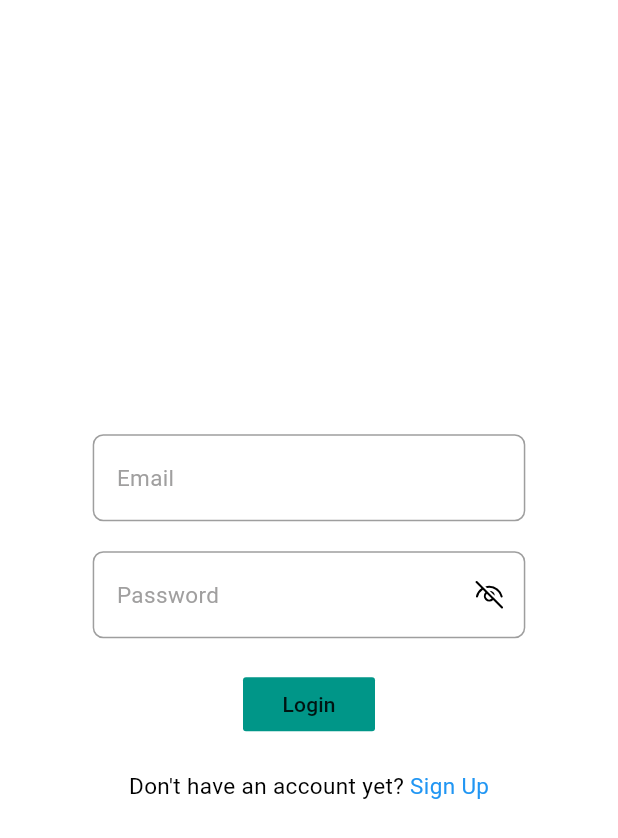
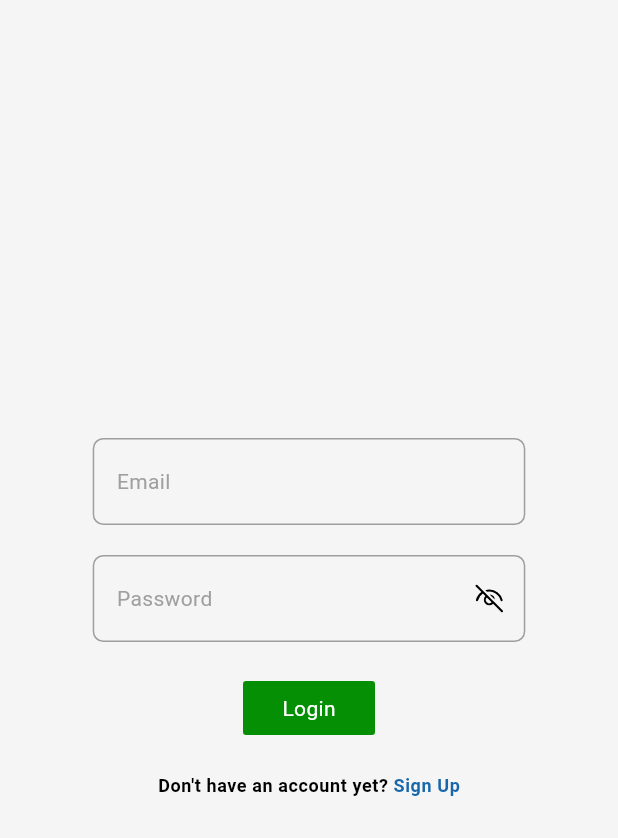
Before and after one commit to H-Munene/Wajibika_Mobile, a Flutter app: the screen it shows after launch, on a phone screen of 412 x 824 dp. Shown: the top 838 px of the screen. Run offline on Flutter 3.47's test engine with Material 3 defaults, Android fonts, the phone set to English and light mode, and no system bars; our stand-ins replace bloc, cherry_toast, fluentui_system_icons, flutter_bloc, font_awesome_flutter, fpdart and 4 more; accounts and stored records are empty; project files that could hold a hidden picture were left out.

Commit message:
update: theme

```diff
--- a/lib/core/colors.dart
+++ b/lib/core/colors.dart
@@ -1,14 +1,16 @@
 import 'package:flutter/material.dart';
 
 class AppColors {
-  static const Color primaryColor = Colors.teal;
+  // static const Color primaryColor = Colors.teal
+  static const Color primaryColor = Color.fromARGB(255, 5, 143, 5);
   static Color errorColor = const Color.fromARGB(255, 220, 33, 42);
   static Color borderColor = Colors.grey;
   static Color selectedItemColor = Colors.black;
   static Color unselectedItemColor = Colors.grey;
   static Color labelColor = const Color.fromARGB(255, 160, 159, 159);
   static Color defaultIconColor = Colors.black;
-  static Color richTextHighlight = Colors.blue;
-  static Color buttonBackgroundColor = Colors.teal;
+  static Color richTextHighlight = const Color.fromARGB(255, 23, 103, 170);
+  static Color buttonBackgroundColor = AppColors.primaryColor;
   static Color hightlightColor = const Color(0xFF97E5D7);
+  static Color scaffoldBackgroundColor = const Color(0xFFF5F5F5);
 }
--- a/lib/core/theme.dart
+++ b/lib/core/theme.dart
@@ -5,31 +5,37 @@ import 'core.dart';
 class AppTheme {
   //light theme
   static ThemeData lightTheme() => ThemeData(
-    iconTheme: IconThemeData(size: AppDimensions.iconSize),
+    iconTheme: const IconThemeData(size: AppDimensions.iconSize),
     colorScheme: ColorScheme.fromSeed(seedColor: AppColors.primaryColor),
     // splashFactory: NoSplash.splashFactory,
     // splashColor: GuardianAppColors.primaryColor,
-    primaryTextTheme: AppTheme.lightTextTheme(),
-    scaffoldBackgroundColor: Colors.white,
-    bottomNavigationBarTheme: _bottomNavigationBarTheme(),
+    scaffoldBackgroundColor: AppColors.scaffoldBackgroundColor,
 
+    // bottomNavigationBarTheme: _bottomNavigationBarTheme(),
+    textTheme: lightTextTheme(),
     // badgeTheme: BadgeThemeData(
     //   textStyle: lightTextTheme.bodySmall?.copyWith(
     //     fontWeight: FontWeight.bold,
     //   ),
     //   backgroundColor: Colors.red,
     // ),
-    // textTheme: AppTheme.lightTextTheme(),
+    bottomNavigationBarTheme: _bottomNavigationBarTheme(),
     navigationBarTheme: _navigationBarThemeData(),
     brightness: Brightness.light,
     primaryColor: AppColors.primaryColor,
+    useMaterial3: true,
     appBarTheme: const AppBarTheme(
       backgroundColor: AppColors.primaryColor,
       foregroundColor: Colors.white,
     ),
+    bottomAppBarTheme: const BottomAppBarTheme(
+      shadowColor: Colors.black,
+      elevation: 1,
+      color: Colors.white,
+      shape: CircularNotchedRectangle(),
+    ),
     floatingActionButtonTheme: _floatingActionButtonThemeData(),
     tabBarTheme: _tabBarThemeData(),
-    textTheme: lightTextTheme(),
   );
 
   // TODO(H-Munene): dark theme configuration, https://github.com/H-Munene/bloc_CleanArch/issues/2
@@ -55,8 +61,9 @@ class AppTheme {
   //   tabBarTheme: _tabBarThemeData(),
   // );
   static NavigationBarThemeData _navigationBarThemeData() {
-    return NavigationBarThemeData(
-      backgroundColor: Colors.white
+    return const NavigationBarThemeData(
+      elevation: 5,
+      backgroundColor: Colors.white,
     );
   }
 
@@ -72,7 +79,7 @@ class AppTheme {
   // bottomNavigation bar theme
   static BottomNavigationBarThemeData _bottomNavigationBarTheme() =>
       BottomNavigationBarThemeData(
-        elevation: 0,
+        elevation: 5,
         showSelectedLabels: true,
         type: BottomNavigationBarType.fixed,
         backgroundColor: Colors.white,
@@ -116,7 +123,7 @@ class AppTheme {
     ),
     bodyMedium: GoogleFonts.lexendExa(
       textStyle: const TextStyle(
-        fontSize: 15,
+        fontSize: 14,
         fontWeight: FontWeight.w400,
         color: Colors.black,
       ),
--- a/lib/presentation/pages/auth/login.dart
+++ b/lib/presentation/pages/auth/login.dart
@@ -30,7 +30,7 @@ class _LoginPageState extends State<LoginPage> {
   @override
   Widget build(BuildContext context) {
     return Scaffold(
-      resizeToAvoidBottomInset: true,
+      resizeToAvoidBottomInset: false,
       body: Center(
         child: BlocConsumer<AuthBloc, AuthState>(
           listener: (context, state) {
@@ -40,10 +40,6 @@ class _LoginPageState extends State<LoginPage> {
                 message: state.message,
               );
             } else if (state is AuthSuccess) {
-              SnackbarDefinition.successSnackBar(
-                context: context,
-                message: 'Login Success',
-              );
               Navigator.of(context).pushReplacement(
                 CupertinoPageRoute(builder: (context) => const HomePage()),
               );
@@ -78,7 +74,11 @@ class _LoginPageState extends State<LoginPage> {
                   child:
                       state is AuthLoading
                           ? const CustomLoadingIndicator()
-                          : const Text('Login'),
+                          : Text(
+                            'Login',
+                            style: Theme.of(context).textTheme.bodyMedium
+                                ?.copyWith(color: Colors.white),
+                          ),
                 ),
 
                 CustomRichText(
--- a/lib/presentation/widgets/custom_richtext.dart
+++ b/lib/presentation/widgets/custom_richtext.dart
@@ -22,7 +22,9 @@ class CustomRichText extends StatelessWidget {
     final baseRichText = RichText(
       text: TextSpan(
         text: regularText,
-        style: Theme.of(context).textTheme.bodyMedium,
+        style: Theme.of(
+          context,
+        ).textTheme.bodySmall?.copyWith(fontWeight: FontWeight.bold),
         children: [
           TextSpan(
             text: highlightedText,
```
Also changed, not shown: lib/presentation/pages/auth/home.dart (+42 -7 lines), lib/presentation/pages/auth/screens/home_feed.dart (added, +33 -0 lines), lib/presentation/pages/auth/screens/profile.dart (added, +52 -0 lines), lib/presentation/pages/auth/signup.dart (+6 -2 lines), lib/presentation/widgets/custom_loading_indicator.dart (+6 -3 lines).
